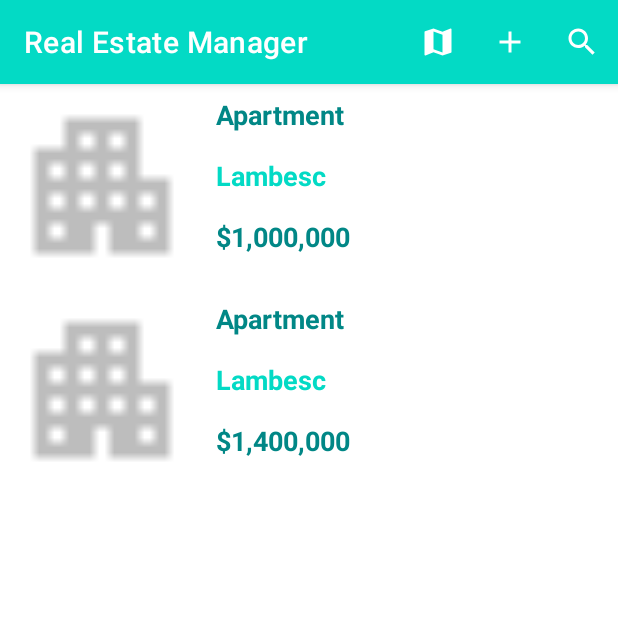
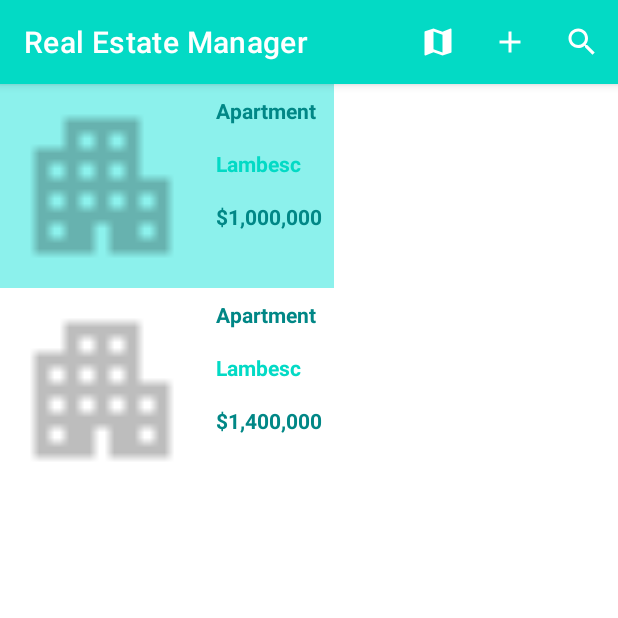
Before and after one commit to JDR1304/RealEstateManager, an Android app: the screen it shows after launch (MainActivity), after a tap on "Apartment", on a phone screen of 412 x 824 dp, the top half of it. Run offline under Robolectric (Android 15) with nearby library versions, the phone set to English and light mode, and no system bars; our stand-ins replace Room's generated code, navigation-ui; 3 statements that could not run were skipped.

Commit message:
add color background on click on itemList

```diff
--- a/app/src/main/java/com/example/realestatemanager/UI/ItemList/ListViewRecyclerViewAdapter.java
+++ b/app/src/main/java/com/example/realestatemanager/UI/ItemList/ListViewRecyclerViewAdapter.java
@@ -17,6 +17,7 @@ import com.example.realestatemanager.RetrieveIdPropertyId;
 import com.example.realestatemanager.models.PropertyWithPhoto;
 
 import java.text.DecimalFormat;
+import java.util.ArrayList;
 import java.util.List;
 
 public class ListViewRecyclerViewAdapter extends RecyclerView.Adapter<ListViewRecyclerViewAdapter.ViewHolder> {
@@ -25,6 +26,7 @@ public class ListViewRecyclerViewAdapter extends RecyclerView.Adapter<ListViewRe
     private List<PropertyWithPhoto> propertyWithPhotoList;
     private PropertyViewModel propertyViewModel;
     private RetrieveIdPropertyId listener;
+    private List <View> listView = new ArrayList<>();
 
 
     public ListViewRecyclerViewAdapter(List<PropertyWithPhoto> propertyWithPhotoList, PropertyViewModel propertyViewModel, RetrieveIdPropertyId listener) {
@@ -38,6 +40,7 @@ public class ListViewRecyclerViewAdapter extends RecyclerView.Adapter<ListViewRe
     public ViewHolder onCreateViewHolder(@NonNull ViewGroup parent, int viewType) {
         View view = LayoutInflater.from(parent.getContext())
                 .inflate(R.layout.item_list_content, parent, false);
+        listView.add(view);
         return new ViewHolder(view);
     }
 
@@ -60,7 +63,15 @@ public class ListViewRecyclerViewAdapter extends RecyclerView.Adapter<ListViewRe
         }
         holder.itemView.setOnClickListener(v -> {
             listener.onClickItem(Long.toString(propertyWithPhoto.property.getId()));
-
+            for (View item: listView) {
+                if(listView.get(holder.getAdapterPosition()) == item) {
+                    item.setBackgroundColor(0xFF8CF1EC);
+                }
+                else{
+                    item.setBackgroundColor(0xFFFFFFFF);
+                }
+            };
+            //holder.itemView.setBackgroundColor(0xFFBB86FC)
         });
     }
 
--- a/app/src/main/res/layout/item_list_content.xml
+++ b/app/src/main/res/layout/item_list_content.xml
@@ -21,7 +21,7 @@
 
         <TextView
             android:id="@+id/type"
-            style="?android:attr/textAppearanceMedium"
+            style="?android:attr/textAppearanceSmall"
             android:layout_width="wrap_content"
             android:layout_height="wrap_content"
             android:textColor="@color/teal_700"
@@ -31,7 +31,7 @@
 
         <TextView
             android:id="@+id/town"
-            style="?android:attr/textAppearanceMedium"
+            style="?android:attr/textAppearanceSmall"
             android:layout_width="wrap_content"
             android:layout_height="wrap_content"
             android:textStyle="bold"
@@ -41,7 +41,7 @@
 
         <TextView
             android:id="@+id/price"
-            style="?android:attr/textAppearanceMedium"
+            style="?android:attr/textAppearanceSmall"
             android:layout_width="wrap_content"
             android:layout_height="wrap_content"
             android:textStyle="bold"
--- a/app/src/main/res/values/colors.xml
+++ b/app/src/main/res/values/colors.xml
@@ -4,6 +4,7 @@
     <color name="purple_500">#FF6200EE</color>
     <color name="purple_700">#FF3700B3</color>
     <color name="teal_200">#FF03DAC5</color>
+    <color name="teal_50">#FF8CF1EC</color>
     <color name="teal_700">#FF018786</color>
     <color name="black">#FF000000</color>
     <color name="white">#FFFFFFFF</color>
```
